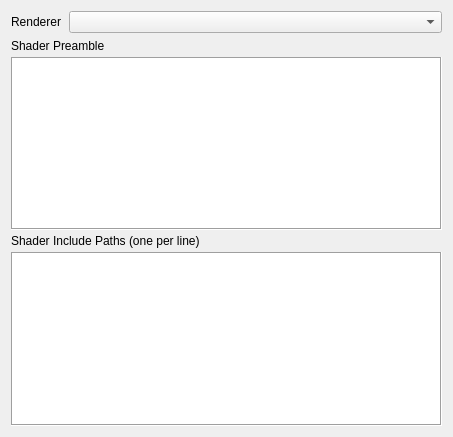
First picture: the form in src/session/SessionProperties.ui, repository houmain/gpupad, before the edit.
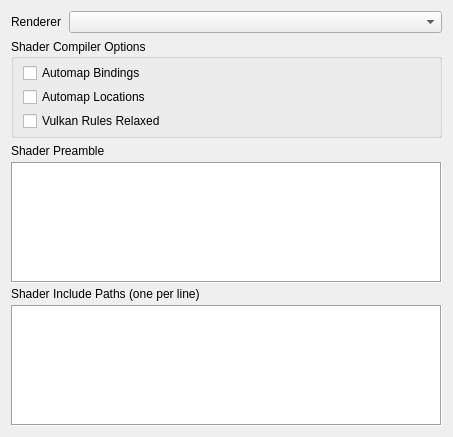
Second picture: the form after the edit. Custom widgets are drawn as their Qt base class.

Commit message: Added some shader compiler options to session item

```diff
--- a/src/session/SessionProperties.ui
+++ b/src/session/SessionProperties.ui
@@ -46,6 +46,45 @@
      </item>
     </layout>
    </item>
+   <item>
+    <widget class="QGroupBox" name="shaderCompilerOptions">
+     <property name="title">
+      <string>Shader Compiler Options</string>
+     </property>
+     <layout class="QVBoxLayout" name="verticalLayout_2">
+      <property name="spacing">
+       <number>4</number>
+      </property>
+      <property name="topMargin">
+       <number>4</number>
+      </property>
+      <property name="bottomMargin">
+       <number>4</number>
+      </property>
+      <item>
+       <widget class="QCheckBox" name="autoMapBindings">
+        <property name="text">
+         <string>Automap Bindings</string>
+        </property>
+       </widget>
+      </item>
+      <item>
+       <widget class="QCheckBox" name="autoMapLocations">
+        <property name="text">
+         <string>Automap Locations</string>
+        </property>
+       </widget>
+      </item>
+      <item>
+       <widget class="QCheckBox" name="vulkanRulesRelaxed">
+        <property name="text">
+         <string>Vulkan Rules Relaxed</string>
+        </property>
+       </widget>
+      </item>
+     </layout>
+    </widget>
+   </item>
    <item>
     <layout class="QVBoxLayout" name="verticalLayout_3">
      <property name="spacing">
```
The commit also changes 12 other files.
